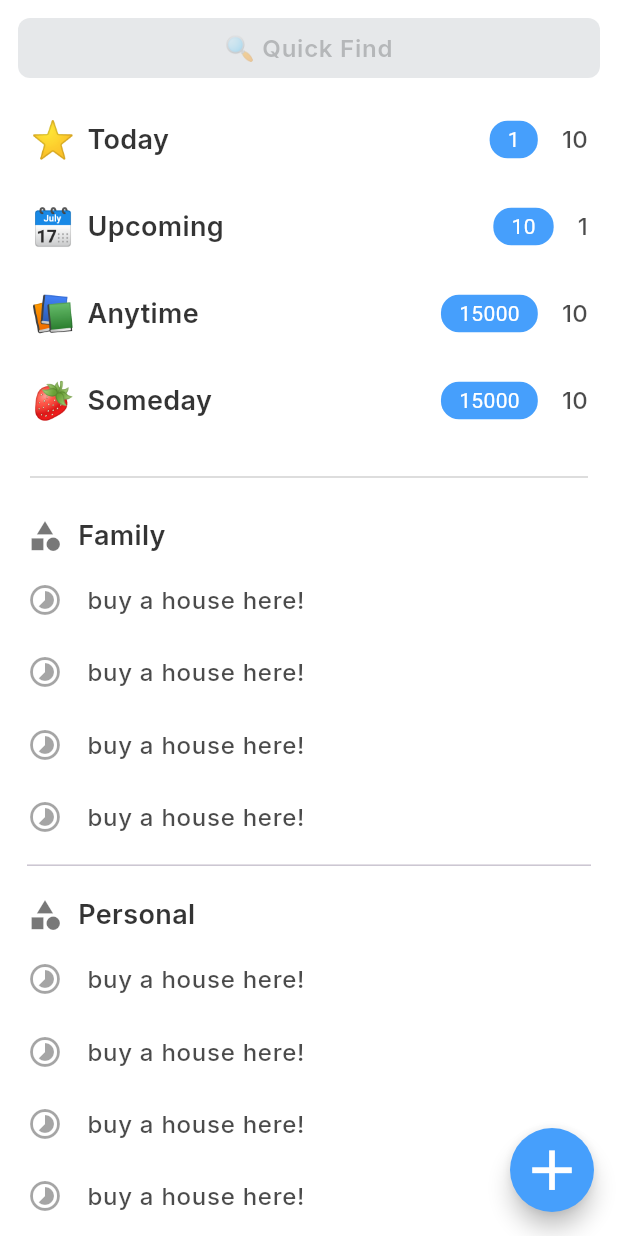
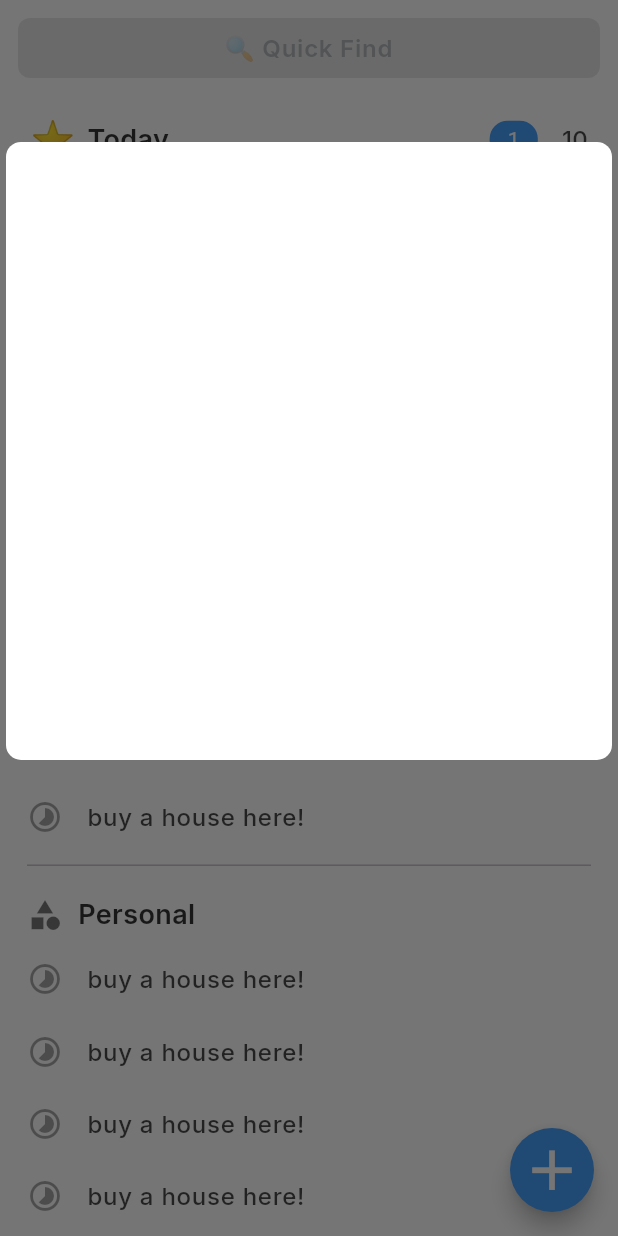
Before and after one commit to vaibhavchoursiya/thing_easy, a Flutter app: the screen it shows after launch, after a tap on the "add" icon, on a phone screen of 412 x 824 dp. Run offline on Flutter 3.47's test engine with Material 3 defaults, Android fonts, the light colour scheme and no system bars; our stand-ins replace cloud_firestore, firebase_auth, firebase_core, go_router, google_fonts; accounts and stored records are empty; generated files the repository leaves out were written again.

Commit message:
add task screen is implemented.

```diff
--- a/lib/screens/home_screen.dart
+++ b/lib/screens/home_screen.dart
@@ -1,5 +1,6 @@
 import 'package:flutter/material.dart';
 import 'package:thing_easy/utilites/app_theme.dart';
+import 'package:thing_easy/widgets/add_task_screen.dart';
 import 'package:thing_easy/widgets/head_label_column_widget.dart';
 import 'package:thing_easy/widgets/quick_find_field.dart';
 import 'package:thing_easy/widgets/task_collection_list.dart';
@@ -15,7 +16,12 @@ class HomeScreen extends StatelessWidget {
         shape: RoundedRectangleBorder(
           borderRadius: BorderRadius.circular(50.0),
         ),
-        onPressed: () {},
+        onPressed: () async {
+          await showDialog(
+            context: context,
+            builder: (context) => AddTaskScreen(),
+          );
+        },
         child: Icon(Icons.add, color: AppTheme.light, size: 45.0),
       ),
       backgroundColor: AppTheme.light,
--- /dev/null
+++ b/lib/widgets/add_task_screen.dart
@@ -0,0 +1,29 @@
+import 'package:flutter/material.dart';
+import 'package:thing_easy/utilites/app_theme.dart';
+
+class AddTaskScreen extends StatelessWidget {
+  const AddTaskScreen({super.key});
+
+  @override
+  Widget build(BuildContext context) {
+    final height = MediaQuery.of(context).size.height;
+    return SingleChildScrollView(
+      child: Column(
+        mainAxisAlignment: MainAxisAlignment.center,
+        children: [
+          SizedBox(height: height * 0.11),
+          Container(
+            width: double.infinity,
+            height: height * 0.5,
+            margin: const EdgeInsets.all(4.0),
+            decoration: BoxDecoration(
+              color: AppTheme.light,
+              borderRadius: BorderRadius.circular(10.0),
+            ),
+            child: Column(),
+          ),
+        ],
+      ),
+    );
+  }
+}
```
